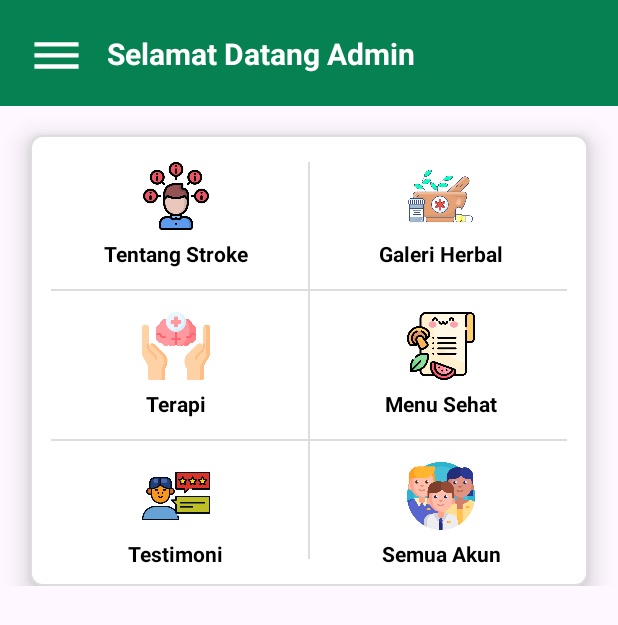
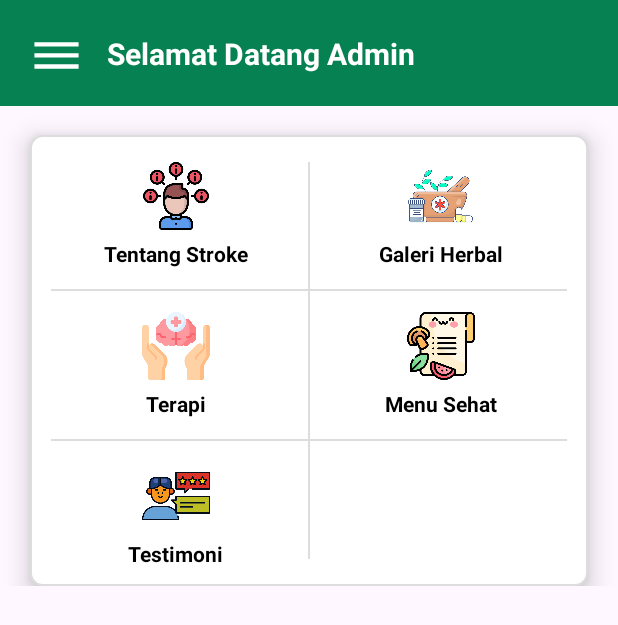
Before and after one commit to MunMunDev/Edukasi-Pengobatan-Pada-Penderita-Stroke, an Android app: the AdminMainActivity screen opened directly, with no data from a screen before it, on a phone screen of 412 x 824 dp. Shown: the top 625 px of the screen. Run offline under Robolectric (Android 15) with nearby library versions, the phone set to English and light mode, and no system bars; our stand-ins replace Dagger/Hilt's generated code.

Commit message:
update -admin - user not have account.

```diff
--- a/app/src/main/java/com/example/edukasipengobatanpadapenderitastroke/ui/activity/admin/main/AdminMainActivity.kt
+++ b/app/src/main/java/com/example/edukasipengobatanpadapenderitastroke/ui/activity/admin/main/AdminMainActivity.kt
@@ -64,11 +64,11 @@ class AdminMainActivity : AppCompatActivity() {
                 startActivity(i)
                 finish()
             }
-            btnAkun.setOnClickListener {
-                val i = Intent(this@AdminMainActivity, AdminAkunActivity::class.java)
-                startActivity(i)
-                finish()
-            }
+//            btnAkun.setOnClickListener {
+//                val i = Intent(this@AdminMainActivity, AdminAkunActivity::class.java)
+//                startActivity(i)
+//                finish()
+//            }
         }
     }
 
--- a/app/src/main/res/layout/activity_admin_main.xml
+++ b/app/src/main/res/layout/activity_admin_main.xml
@@ -223,31 +223,31 @@
                         android:textStyle="bold"/>
                 </LinearLayout>
 
-                <LinearLayout
-                    android:id="@+id/btnAkun"
-                    android:layout_width="0dp"
-                    android:layout_height="wrap_content"
-                    app:layout_constraintEnd_toEndOf="parent"
-                    app:layout_constraintStart_toEndOf="@id/pembatas"
-                    app:layout_constraintTop_toBottomOf="@id/pembatasHorizontalKedua"
-                    app:layout_constraintBottom_toBottomOf="parent"
-                    android:layout_marginStart="4dp"
-                    android:layout_marginTop="14dp"
-                    android:gravity="bottom|center"
-                    android:orientation="vertical">
-                    <ImageView
-                        android:layout_width="45dp"
-                        android:layout_height="45dp"
-                        android:src="@drawable/icon_akun"
-                        android:layout_marginBottom="6dp"/>
-                    <TextView
-                        android:layout_width="wrap_content"
-                        android:layout_height="wrap_content"
-                        android:text="Semua Akun"
-                        android:textSize="14sp"
-                        android:textColor="@color/black"
-                        android:textStyle="bold"/>
-                </LinearLayout>
+<!--                <LinearLayout-->
+<!--                    android:id="@+id/btnAkun"-->
+<!--                    android:layout_width="0dp"-->
+<!--                    android:layout_height="wrap_content"-->
+<!--                    app:layout_constraintEnd_toEndOf="parent"-->
+<!--                    app:layout_constraintStart_toEndOf="@id/pembatas"-->
+<!--                    app:layout_constraintTop_toBottomOf="@id/pembatasHorizontalKedua"-->
+<!--                    app:layout_constraintBottom_toBottomOf="parent"-->
+<!--                    android:layout_marginStart="4dp"-->
+<!--                    android:layout_marginTop="14dp"-->
+<!--                    android:gravity="bottom|center"-->
+<!--                    android:orientation="vertical">-->
+<!--                    <ImageView-->
+<!--                        android:layout_width="45dp"-->
+<!--                        android:layout_height="45dp"-->
+<!--                        android:src="@drawable/icon_akun"-->
+<!--                        android:layout_marginBottom="6dp"/>-->
+<!--                    <TextView-->
+<!--                        android:layout_width="wrap_content"-->
+<!--                        android:layout_height="wrap_content"-->
+<!--                        android:text="Semua Akun"-->
+<!--                        android:textSize="14sp"-->
+<!--                        android:textColor="@color/black"-->
+<!--                        android:textStyle="bold"/>-->
+<!--                </LinearLayout>-->
             </androidx.constraintlayout.widget.ConstraintLayout>
 
         </androidx.constraintlayout.widget.ConstraintLayout>
```
